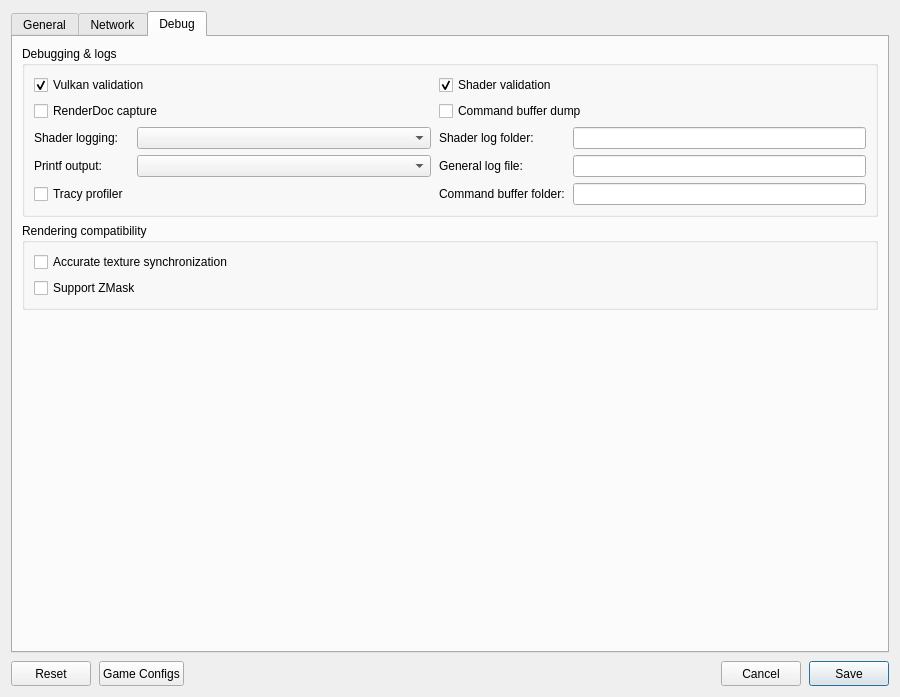
Old version of the form src/launcher/forms/configuration_edit_dialog.ui in the repository AbbasBHF/KytyPS5.
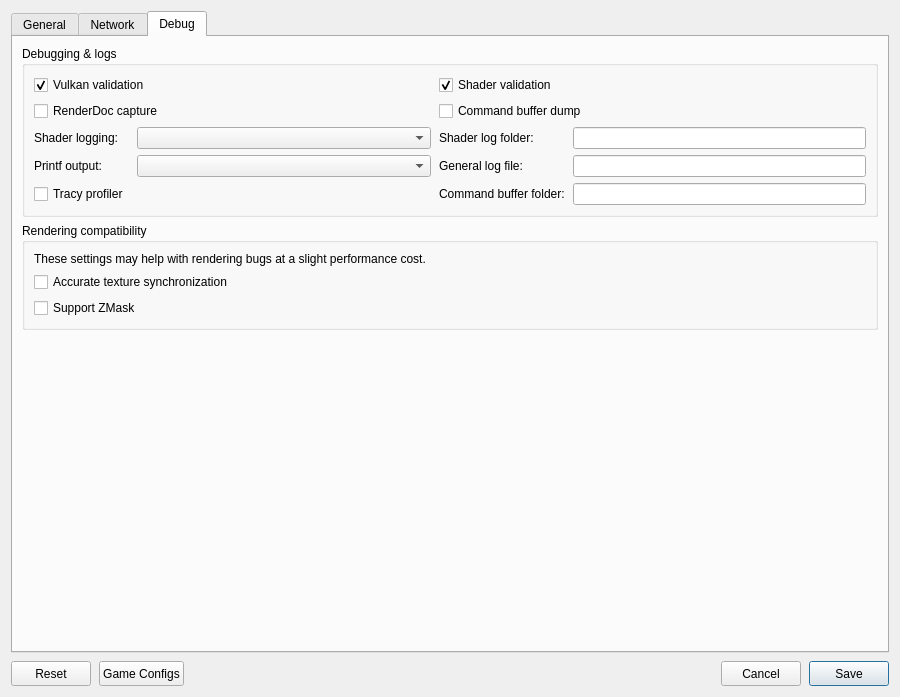
New version of the form. The open tabs and pages were chosen to show the change. Custom widgets are drawn as their Qt base class.

What changed in the file:
```diff
--- a/src/launcher/forms/configuration_edit_dialog.ui
+++ b/src/launcher/forms/configuration_edit_dialog.ui
@@ -493,6 +493,12 @@
         <widget class="QGroupBox" name="rendering_compatibility_group">
          <property name="title"><string>Rendering compatibility</string></property>
          <layout class="QVBoxLayout" name="renderingCompatibilityLayout">
+          <item>
+           <widget class="QLabel" name="label_rendering_compatibility">
+            <property name="text"><string>These settings may help with rendering bugs at a slight performance cost.</string></property>
+            <property name="wordWrap"><bool>true</bool></property>
+           </widget>
+          </item>
           <item>
            <widget class="QCheckBox" name="checkBox_sync_raw_image_buffers">
             <property name="toolTip"><string>Can fix missing textures and incorrect transparency (Resident Evil 2).</string></property>
```
